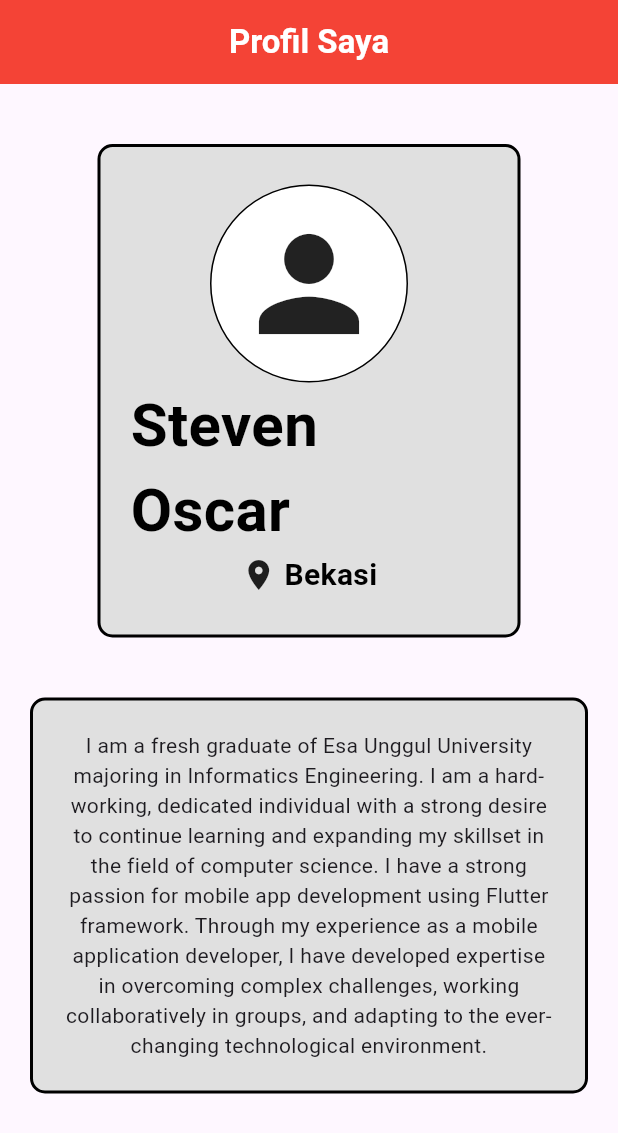
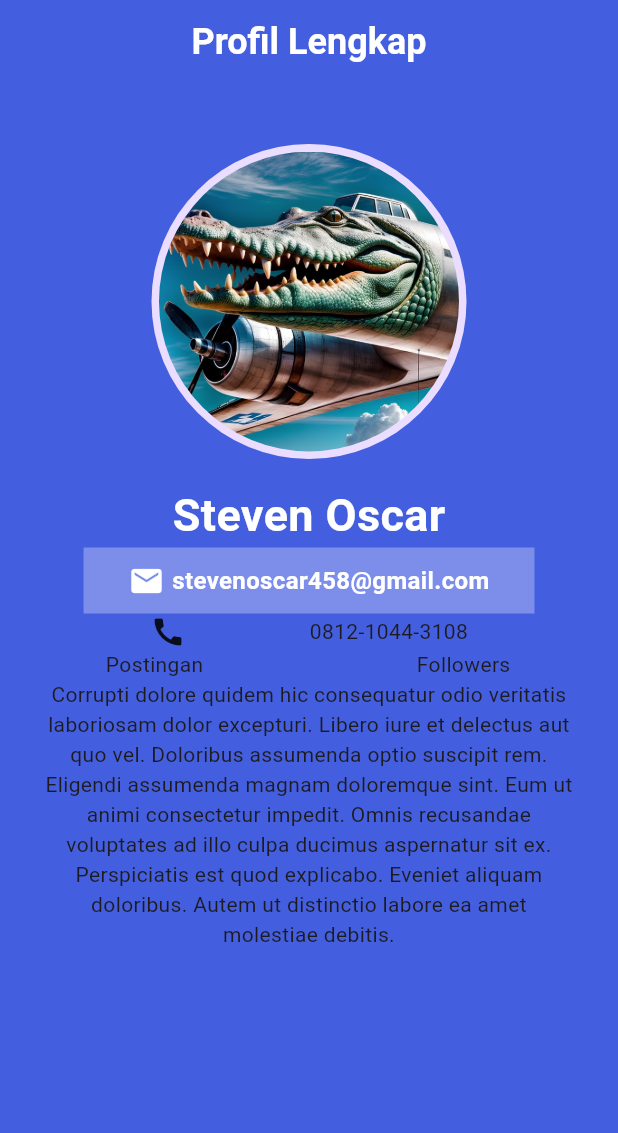
Before and after one commit to StevenOscar/belajar_ppkd, a Flutter app: the screen it shows after launch, on a phone screen of 412 x 824 dp. Shown: the top 1133 px of the screen. Run offline on Flutter 3.47's test engine with Material 3 defaults, Android fonts, the phone set to English and light mode, and no system bars.

Commit message:
WIP tugas 2

```diff
--- a/day5/flutter_app1/lib/main.dart
+++ b/day5/flutter_app1/lib/main.dart
@@ -2,6 +2,7 @@ import 'package:flutter/material.dart';
 import 'package:flutter_app1/meet_1/meet_1.dart';
 import 'package:flutter_app1/meet_1/tugas_1_flutter.dart';
 import 'package:flutter_app1/meet_2/meet_2.dart';
+import 'package:flutter_app1/meet_2/tugas_2_flutter.dart';
 
 void main() {
   runApp(const MyApp());
@@ -17,9 +18,10 @@ class MyApp extends StatelessWidget {
       theme: ThemeData(
         colorScheme: ColorScheme.fromSeed(seedColor: Colors.deepPurple),
       ),
+      // home: MeetSatu(),
       // home: MeetDua(),
-      home: TugasSatuFlutter(),
-      // home: MeetSatu(),
+      // home: TugasSatuFlutter(),
+      home: TugasDuaFlutter(),
     );
   }
 }
--- /dev/null
+++ b/day5/flutter_app1/lib/meet_2/tugas_2_flutter.dart
@@ -0,0 +1,104 @@
+import 'package:flutter/material.dart';
+
+class TugasDuaFlutter extends StatelessWidget {
+  const TugasDuaFlutter({super.key});
+
+  @override
+  Widget build(BuildContext context) {
+    return Scaffold(
+      backgroundColor: Color(0xFF435fdf),
+      appBar: AppBar(
+        title: Text(
+          "Profil Lengkap",
+          style: TextStyle(
+            color: Colors.white,
+            fontSize: 24,
+            fontWeight: FontWeight.bold,
+          ),
+        ),
+        centerTitle: true,
+        backgroundColor: Color(0xFF435fdf),
+      ),
+      body: Column(
+        children: [
+          SizedBox(height: 40),
+          CircleAvatar(
+            foregroundColor: Colors.white,
+            radius: 105,
+            child: CircleAvatar(
+              radius: 100,
+              backgroundImage: AssetImage("assets/images/bombardilo.jpg"),
+            ),
+          ),
+          SizedBox(height: 16),
+          Center(
+            child: Text(
+              "Steven Oscar",
+              style: TextStyle(
+                fontSize: 30,
+                fontWeight: FontWeight.bold,
+                color: Colors.white,
+              ),
+            ),
+          ),
+          Container(
+            decoration: BoxDecoration(color: Color(0xFF7c8dea)),
+            padding: EdgeInsets.symmetric(horizontal: 30, vertical: 10),
+            child: Row(
+              mainAxisSize: MainAxisSize.min,
+              mainAxisAlignment: MainAxisAlignment.center,
+              children: [
+                Icon(Icons.email, color: Colors.white,),
+                SizedBox(width: 5),
+                Text(
+                  "stevenoscar458@gmail.com",
+                  style: TextStyle(
+                    fontSize: 16,
+                    fontWeight: FontWeight.bold,
+                    color: Colors.white,
+                  ),
+                ),
+              ],
+            ),
+          ),
+          Padding(
+            padding: const EdgeInsets.symmetric(horizontal: 100),
+            child: Row(
+              mainAxisSize: MainAxisSize.min,
+              children: [Icon(Icons.call), Spacer(), Text("0812-1044-3108")],
+            ),
+          ),
+          Row(
+            children: [
+              Expanded(
+                child: Container(
+                  alignment: Alignment.center,
+                  child: Text("Postingan"),
+                ),
+              ),
+              Expanded(
+                child: Container(
+                  alignment: Alignment.center,
+                  child: Text("Followers"),
+                ),
+              ),
+            ],
+          ),
+          Padding(
+            padding: const EdgeInsets.symmetric(horizontal: 30),
+            child: SizedBox(
+              child: Text(
+                "Corrupti dolore quidem hic consequatur odio veritatis laboriosam dolor excepturi. Libero iure et delectus aut quo vel. Doloribus assumenda optio suscipit rem. Eligendi assumenda magnam doloremque sint. Eum ut animi consectetur impedit. Omnis recusandae voluptates ad illo culpa ducimus aspernatur sit ex. Perspiciatis est quod explicabo. Eveniet aliquam doloribus. Autem ut distinctio labore ea amet molestiae debitis.",
+                textAlign: TextAlign.center,
+              ),
+            ),
+          ),
+          Row(children: [
+
+            ],
+          ),
+        ],
+      ),
+    );
+  }
+}
```
Also changed, not shown: day5/flutter_app1/assets/1.PNG (added), day5/flutter_app1/assets/images/bombardilo.jpg (added).
